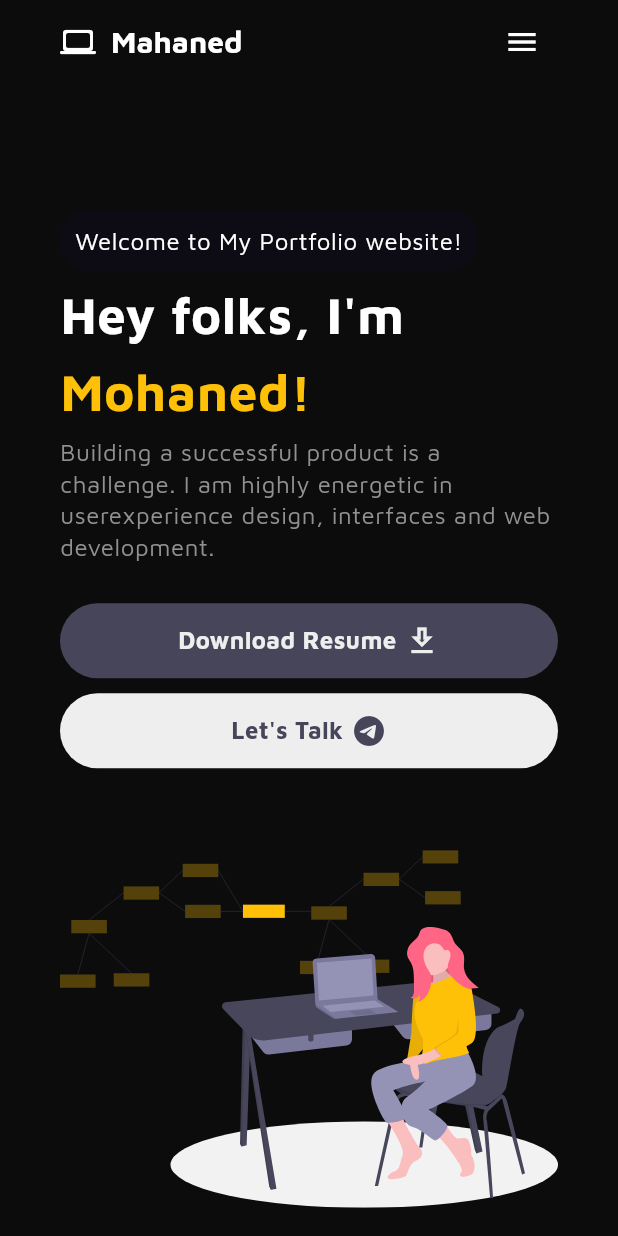
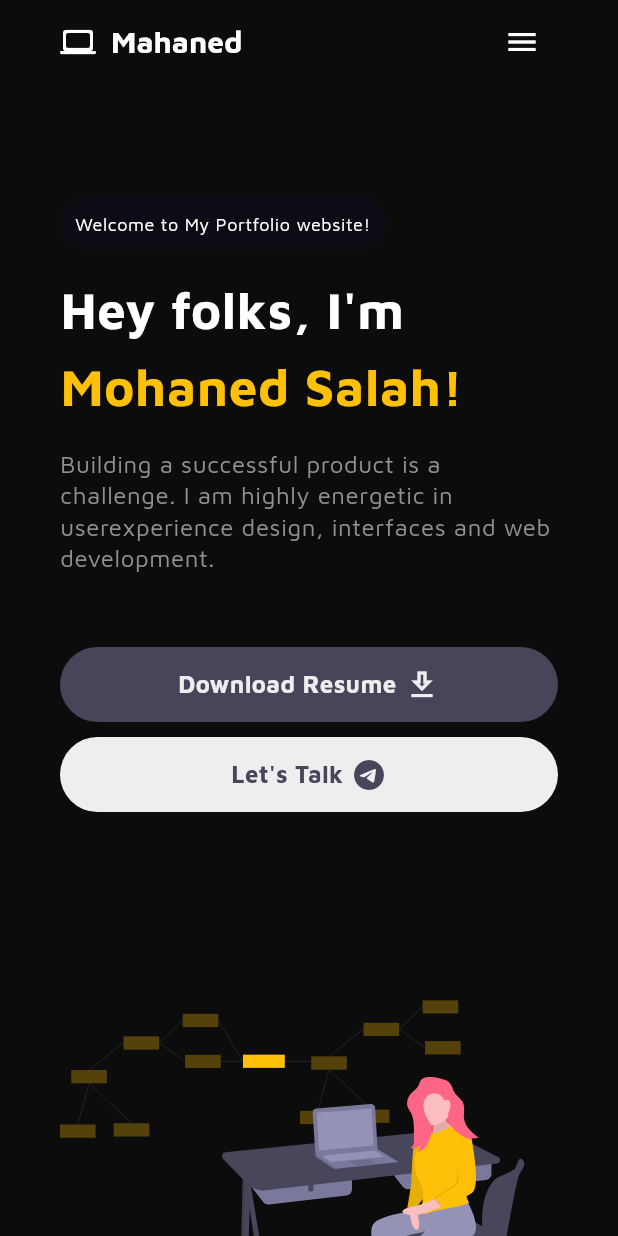
Before and after one commit to mohanedSalaheldin/my_portfolio, a Flutter app: the screen it shows after launch, in the side drawer, after a tap on the "menu" icon, on a phone screen of 412 x 824 dp. Run offline on Flutter 3.47's test engine with Material 3 defaults, Android fonts, the phone set to English and light mode, and no system bars; our stand-ins replace carousel_slider, flutter_svg, google_fonts, hexcolor, smooth_page_indicator.

Commit message:
Projects Section

```diff
--- a/lib/constants.dart
+++ b/lib/constants.dart
@@ -1 +1,11 @@
+import 'package:flutter/material.dart';
+
 const double appDefaultPadding = 20.0;
+
+List<Widget> projects = [
+  Image.asset('assets/images/project-image01.png'),
+  Image.asset('assets/images/project-image02.png'),
+  Image.asset('assets/images/project-image03.png'),
+  Image.asset('assets/images/project-image04.png'),
+  Image.asset('assets/images/project-image05.png'),
+];
--- a/lib/responsive.dart
+++ b/lib/responsive.dart
@@ -1,7 +1,7 @@
 import 'package:flutter/material.dart';
 
-class Responsive extends StatelessWidget {
-  const Responsive({
+class ResponsiveWidget extends StatelessWidget {
+  const ResponsiveWidget({
     super.key,
     required this.desktop,
     required this.mobile,
--- a/lib/screens/about_section.dart
+++ b/lib/screens/about_section.dart
@@ -3,6 +3,7 @@ import 'package:flutter_svg/svg.dart';
 import 'package:hexcolor/hexcolor.dart';
 import 'package:my_portfolio/constants.dart';
 import 'package:my_portfolio/responsive.dart';
+import 'package:my_portfolio/widgets/auto_slide_text.dart';
 import 'package:my_portfolio/widgets/defualt_app_button.dart';
 
 class AboutSection extends StatelessWidget {
@@ -12,26 +13,31 @@ class AboutSection extends StatelessWidget {
 
   @override
   Widget build(BuildContext context) {
-    return Responsive.isTablet(context)
+    return ResponsiveWidget.isTablet(context)
         ? const SizedBox(
             // height: 500,
             child: Column(
               children: [
                 FirstHalfWithTexts(),
-                SizedBox(height: appDefaultPadding),
+                SizedBox(height: appDefaultPadding * 4),
                 SecondHalfWithAvatar(),
               ],
             ),
           )
         : const Row(
-            mainAxisAlignment: MainAxisAlignment.center,
+            mainAxisAlignment: MainAxisAlignment.spaceBetween,
             children: [
-              Flexible(
+              Expanded(
+                flex: 1,
                 child: FirstHalfWithTexts(),
               ),
-              // SizedBox(width: appDefaultPadding / 2),
-              Flexible(
+              SizedBox(width: appDefaultPadding / 2),
+              Expanded(
+                flex: 1,
+                child: Align(
+                  alignment: Alignment.centerLeft,
                   child: SecondHalfWithAvatar(),
+                ),
               ),
             ],
           );
@@ -45,9 +51,28 @@ class SecondHalfWithAvatar extends StatelessWidget {
 
   @override
   Widget build(BuildContext context) {
-    return SizedBox(
+    return ResponsiveWidget.isMobile(context)
+        ? SizedBox(
+            // color: Colors.blueGrey,
+
+            height: 150,
+            child: SvgPicture.asset(
+              alignment: ResponsiveWidget.isTablet(context)
+                  ? Alignment.center
+                  : Alignment.centerRight,
+              fit: BoxFit.contain,
+              'assets/images/image.svg',
+              semanticsLabel: 'Acme Logo',
+            ),
+          )
+        : SizedBox(
+            // color: Colors.blueGrey,
+
             height: 300,
             child: SvgPicture.asset(
+              alignment: ResponsiveWidget.isTablet(context)
+                  ? Alignment.center
+                  : Alignment.centerRight,
               fit: BoxFit.contain,
               'assets/images/image.svg',
               semanticsLabel: 'Acme Logo',
@@ -63,8 +88,9 @@ class FirstHalfWithTexts extends StatelessWidget {
 
   @override
   Widget build(BuildContext context) {
+    double width = MediaQuery.of(context).size.width;
     return SizedBox(
-      height: 380,
+      height: ResponsiveWidget.isMobileLarge(context) ? 440 : 370,
       child: Column(
         mainAxisAlignment: MainAxisAlignment.spaceEvenly,
         crossAxisAlignment: CrossAxisAlignment.start,
@@ -77,10 +103,12 @@ class FirstHalfWithTexts extends StatelessWidget {
                 const EdgeInsets.symmetric(horizontal: 10.0, vertical: 10.0),
             child: Text(
               'Welcome to My Portfolio website!',
-              style: Theme.of(context).textTheme.bodySmall,
+              style: Theme.of(context).textTheme.bodySmall!.copyWith(
+                  fontSize:
+                      ResponsiveWidget.isMobileLarge(context) ? 12.0 : 16.0),
             ),
           ),
-          Responsive.isMobileLarge(context)
+          width < 1100
               ? Column(
                   mainAxisAlignment: MainAxisAlignment.start,
                   crossAxisAlignment: CrossAxisAlignment.start,
@@ -88,19 +116,12 @@ class FirstHalfWithTexts extends StatelessWidget {
                     Text(
                       'Hey folks, I\'m ',
                       style: Theme.of(context).textTheme.bodyLarge!.copyWith(
-                            fontSize:
-                                Responsive.isMobileLarge(context) ? 34.0 : 38.0,
+                            fontSize: ResponsiveWidget.isMobileLarge(context)
+                                ? 34.0
+                                : 38.0,
                           ),
                     ),
-                    Text(
-                      'Mohaned!',
-                      textAlign: TextAlign.start,
-                      style: Theme.of(context).textTheme.bodyLarge!.copyWith(
-                            color: HexColor('#ffc107'),
-                            fontSize:
-                                Responsive.isMobileLarge(context) ? 34.0 : 38.0,
-                          ),
-                    ),
+                    AutoSlideText(),
                   ],
                 )
               : Row(
@@ -113,19 +134,11 @@ class FirstHalfWithTexts extends StatelessWidget {
                             //     Responsive.isMobileLarge(context) ? 30.0 : 38.0,
                           ),
                     ),
-                    Text(
-                      'Mohaned!',
-                      style: Theme.of(context).textTheme.bodyLarge!.copyWith(
-                            color: HexColor('#ffc107'),
-                            fontSize: 36.0,
-                            // fontSize:
-                            //     Responsive.isMobileLarge(context) ? 30.0 : 38.0,
-                          ),
-                    ),
+                    AutoSlideText(),
                   ],
                 ),
           Text(
-            Responsive.isTablet(context)
+            ResponsiveWidget.isTablet(context)
                 ? 'Building a successful product is a challenge. I am highly energetic in userexperience design, interfaces and web development.'
                 : 'Building a successful product is a challenge. I am highly energetic in user experience design, interfaces and web development.',
             style: Theme.of(context).textTheme.bodySmall!.copyWith(
@@ -133,7 +146,7 @@ class FirstHalfWithTexts extends StatelessWidget {
                 ),
           ),
           const SizedBox(height: appDefaultPadding),
-          Responsive.isTablet(context)
+          ResponsiveWidget.isTablet(context)
               ? Column(
                   children: [
                     DefualtAppButton(
--- a/lib/screens/layout_screen.dart
+++ b/lib/screens/layout_screen.dart
@@ -1,3 +1,4 @@
+import 'package:carousel_slider/carousel_slider.dart';
 import 'package:flutter/material.dart';
 import 'package:flutter/rendering.dart';
 import 'package:flutter/widgets.dart';
@@ -5,10 +6,12 @@ import 'package:flutter_svg/svg.dart';
 import 'package:hexcolor/hexcolor.dart';
 import 'package:my_portfolio/constants.dart';
 import 'package:my_portfolio/responsive.dart';
+import 'package:my_portfolio/widgets/auto_slide_text.dart';
 import 'package:my_portfolio/widgets/defualt_app_button.dart';
 
 import '../widgets/hover_text_button.dart';
 import 'about_section.dart';
+import 'projects_section.dart';
 
 class LayoutScreen extends StatelessWidget {
   const LayoutScreen({super.key});
@@ -16,10 +19,11 @@ class LayoutScreen extends StatelessWidget {
   @override
   Widget build(BuildContext context) {
     return Scaffold(
-      drawer: Responsive.isTablet(context)
+      drawer: ResponsiveWidget.isTablet(context)
           ? const Drawer(
               child: Column(
                 children: [
+                  SizedBox(height: appDefaultPadding * 2),
                   HoverTextButton(text: 'About'),
                   SizedBox(height: appDefaultPadding * 2),
                   HoverTextButton(text: 'Projects'),
@@ -38,19 +42,34 @@ class LayoutScreen extends StatelessWidget {
             buildAppBar(context),
           ];
         },
-        body: SingleChildScrollView(
+        body: Container(
+          constraints: const BoxConstraints(maxWidth: 1440),
+          child: SingleChildScrollView(
             child: Padding(
               padding: EdgeInsets.symmetric(
-                horizontal: Responsive.isMobileLarge(context)
+                  horizontal: ResponsiveWidget.isTablet(context)
                       ? appDefaultPadding * 2
                       : appDefaultPadding * 4),
-            child: const Column(
+              child: Column(
                 mainAxisAlignment: MainAxisAlignment.start,
-              crossAxisAlignment: CrossAxisAlignment.start,
+                crossAxisAlignment: CrossAxisAlignment.center,
                 children: [
-                SizedBox(height: appDefaultPadding * 4),
-                AboutSection(),
+                  SizedBox(
+                      height: ResponsiveWidget.isMobileLarge(context)
+                          ? appDefaultPadding * 3
+                          : appDefaultPadding * 6),
+                  const AboutSection(),
+                  SizedBox(
+                      height: ResponsiveWidget.isMobileLarge(context)
+                          ? appDefaultPadding * 3
+                          : appDefaultPadding * 6),
+                  const ProjectsSection(),
+                  SizedBox(
+                      height: ResponsiveWidget.isMobileLarge(context)
+                          ? appDefaultPadding * 3
+                          : appDefaultPadding * 6),
                 ],
+              ),
             ),
           ),
         ),
@@ -61,11 +80,11 @@ class LayoutScreen extends StatelessWidget {
   SliverAppBar buildAppBar(BuildContext context) {
     return SliverAppBar(
       floating: true,
-      titleSpacing: Responsive.isMobileLarge(context)
+      titleSpacing: ResponsiveWidget.isMobileLarge(context)
           ? appDefaultPadding * 2
           : appDefaultPadding * 4,
       automaticallyImplyLeading: false,
-      actions: Responsive.isTablet(context)
+      actions: ResponsiveWidget.isTablet(context)
           ? [
               Builder(
                 builder: (context) {
@@ -78,7 +97,7 @@ class LayoutScreen extends StatelessWidget {
                 },
               ),
               SizedBox(
-                  width: Responsive.isMobileLarge(context)
+                  width: ResponsiveWidget.isMobileLarge(context)
                       ? appDefaultPadding * 2
                       : appDefaultPadding * 4),
             ]
@@ -93,17 +112,13 @@ class LayoutScreen extends StatelessWidget {
                   const SizedBox(width: appDefaultPadding * 2),
                   const HoverTextButton(text: 'Contact'),
                   SizedBox(
-                      width: Responsive.isMobileLarge(context)
+                      width: ResponsiveWidget.isMobileLarge(context)
                           ? appDefaultPadding * 2
                           : appDefaultPadding * 4),
                 ],
               ),
             ],
-      // centerTitle: Responsive.isTablet(context) ? true : false,
       title: const Row(
-        // mainAxisAlignment: Responsive.isTablet(context)
-        //     ? MainAxisAlignment.center
-        //     : MainAxisAlignment.start,
         children: [
           Icon(Icons.computer_rounded),
           SizedBox(width: appDefaultPadding / 2),
--- /dev/null
+++ b/lib/screens/projects_section.dart
@@ -0,0 +1,66 @@
+import 'package:carousel_slider/carousel_slider.dart';
+import 'package:flutter/material.dart';
+import 'package:hexcolor/hexcolor.dart';
+import 'package:my_portfolio/constants.dart';
+import 'package:my_portfolio/responsive.dart';
+import 'package:my_portfolio/widgets/projects_slider.dart';
+
+class ProjectsSection extends StatelessWidget {
+  const ProjectsSection({
+    super.key,
+  });
+
+  @override
+  Widget build(BuildContext context) {
+    return Column(
+      children: [
+        ResponsiveWidget(
+          desktop: Text(
+            'Things I have designed for digital\n media agencies',
+            textAlign: TextAlign.center,
+            style: Theme.of(context).textTheme.bodyLarge!.copyWith(
+                  color: HexColor('#ffffff'),
+                  fontSize: 38.0,
+                ),
+          ),
+          tablet: Text(
+            'Things I have designed for digital media agencies',
+            textAlign: TextAlign.center,
+            style: Theme.of(context).textTheme.bodyLarge!.copyWith(
+                  color: HexColor('#ffffff'),
+                  fontSize: 34.0,
+                ),
+          ),
+          mobile: Text(
+            'Things I have designed for digital media agencies',
+            textAlign: TextAlign.center,
+            style: Theme.of(context).textTheme.bodyLarge!.copyWith(
+                  color: HexColor('#ffffff'),
+                  fontSize: 22.0,
+                ),
+          ),
+        ),
+        CarouselWithIndicator(
+          items: projects,
+        ),
+        // CarouselSlider(
+        //   items: projects,
+
+        //   options: CarouselOptions(
+        //     height: Responsive.isTablet(context) ? null : 600,
+        //     viewportFraction: 2,
+        //     initialPage: 0,
+        //     enableInfiniteScroll: true,
+        //     reverse: false,
+        //     autoPlay: true,
+        //     autoPlayInterval: const Duration(seconds: 3),
+        //     autoPlayAnimationDuration: const Duration(milliseconds: 800),
+        //     autoPlayCurve: Curves.fastOutSlowIn,
+        //     enlargeCenterPage: true,
+        //     scrollDirection: Axis.horizontal,
+        //   ),
+        // ),
+      ],
+    );
+  }
+}
--- /dev/null
+++ b/lib/widgets/auto_slide_text.dart
@@ -0,0 +1,81 @@
+import 'package:flutter/material.dart';
+import 'package:hexcolor/hexcolor.dart';
+import 'package:my_portfolio/responsive.dart';
+
+class AutoSlideText extends StatefulWidget {
+  final List<String> texts = [
+    'Mohaned Salah!',
+    'Mobile Developer',
+    'Flutter Developer',
+  ];
+  final Duration duration;
+
+  AutoSlideText({
+    super.key,
+    // required this.texts,
+    this.duration = const Duration(milliseconds: 300),
+  });
+
+  @override
+  State<AutoSlideText> createState() => _AutoSlideTextState();
+}
+
+class _AutoSlideTextState extends State<AutoSlideText>
+    with SingleTickerProviderStateMixin {
+  late AnimationController _controller;
+  late Animation<Offset> _offsetAnimation;
+  late Animation<double> _fadeAnimation;
+
+  int _currentIndex = 0;
+
+  @override
+  void initState() {
+    super.initState();
+    _controller = AnimationController(
+      vsync: this,
+      duration: widget.duration,
+    );
+
+    _offsetAnimation =
+        Tween<Offset>(begin: const Offset(0, .2), end: const Offset(0, 0))
+            .animate(_controller);
+    _fadeAnimation = Tween<double>(begin: 0.0, end: 1.0).animate(_controller);
+
+    _controller.forward();
+    _controller.addStatusListener((status) {
+      if (status == AnimationStatus.completed) {
+        Future.delayed(const Duration(seconds: 2), () {
+          _controller.reverse().then((_) {
+            setState(() {
+              _currentIndex = (_currentIndex + 1) % widget.texts.length;
+            });
+            _controller.forward();
+          });
+        });
+      }
+    });
+  }
+
+  @override
+  void dispose() {
+    _controller.dispose();
+    super.dispose();
+  }
+
+  @override
+  Widget build(BuildContext context) {
+    return SlideTransition(
+      position: _offsetAnimation,
+      child: FadeTransition(
+        opacity: _fadeAnimation,
+        child: Text(
+          widget.texts[_currentIndex],
+          style: Theme.of(context).textTheme.bodyLarge!.copyWith(
+                color: HexColor('#ffc107'),
+                fontSize: ResponsiveWidget.isMobileLarge(context) ? 34.0 : 36.0,
+              ),
+        ),
+      ),
+    );
+  }
+}
--- /dev/null
+++ b/lib/widgets/projects_slider.dart
@@ -0,0 +1,80 @@
+import 'package:carousel_slider/carousel_slider.dart';
+import 'package:flutter/material.dart';
+import 'package:my_portfolio/responsive.dart';
+import 'package:smooth_page_indicator/smooth_page_indicator.dart';
+
+class CarouselWithIndicator extends StatefulWidget {
+  final List<Widget> items;
+
+  const CarouselWithIndicator({super.key, required this.items});
+
+  @override
+  State<CarouselWithIndicator> createState() => _CarouselWithIndicatorState();
+}
+
+class _CarouselWithIndicatorState extends State<CarouselWithIndicator> {
+  int _current = 0;
+  final CarouselController _controller = CarouselController();
+
+  @override
+  Widget build(BuildContext context) {
+    return Column(
+      mainAxisAlignment: MainAxisAlignment.center,
+      children: [
+        CarouselSlider(
+          items: widget.items.map((item) {
+            return Builder(
+              builder: (BuildContext context) {
+                return SizedBox(
+                  width: MediaQuery.of(context).size.width,
+                  height: ResponsiveWidget.isMobile(context) ? 200 : 600,
+                  child: item,
+                );
+              },
+            );
+          }).toList(),
+          carouselController: _controller,
+          options: CarouselOptions(
+            // height: Responsive.isTablet(context) ? null : 600,
+            viewportFraction: 1.0, // Each item takes up the entire width
+            initialPage: 0,
+            enableInfiniteScroll: true,
+            reverse: false,
+            autoPlay: false,
+            autoPlayInterval: const Duration(seconds: 3),
+            autoPlayAnimationDuration: const Duration(milliseconds: 800),
+            autoPlayCurve: Curves.fastOutSlowIn,
+            enlargeCenterPage: false, // Disable the enlarging effect
+            scrollDirection: Axis.horizontal,
+            onPageChanged: (index, reason) {
+              setState(() {
+                _current = index;
+              });
+            },
+          ),
+        ),
+        const SizedBox(height: 16),
+        AnimatedSmoothIndicator(
+          activeIndex: _current,
+          count: widget.items.length,
+          effect: ScrollingDotsEffect(
+            dotWidth: 8.0,
+            dotHeight: 8.0,
+            activeDotColor: Theme.of(context).primaryColor,
+            dotColor: Colors.grey,
+          ),
+          onDotClicked: (index) {
+            _controller.animateToPage(index);
+          },
+        ),
+      ],
+    );
+  }
+}
+
+class Responsive {
+  static bool isTablet(BuildContext context) {
+    final size = MediaQuery.of(context).size;
+    return size.width > 600 && size.width < 1200;
+  }
+}
--- a/pubspec.yaml
+++ b/pubspec.yaml
@@ -28,6 +28,7 @@ environment:
 # the latest version available on pub.dev. To see which dependencies have newer
 # versions available, run `flutter pub outdated`.
 dependencies:
+  carousel_slider: ^4.2.1
   cupertino_icons: ^1.0.6
   flutter:
     sdk: flutter
@@ -35,6 +36,7 @@ dependencies:
   gap: ^3.0.1
   google_fonts: ^6.2.1
   hexcolor: ^3.0.1
+  smooth_page_indicator: ^1.2.0+3
 
 dev_dependencies:
   flutter_lints: ^3.0.0
```
Also changed, not shown: assets/images/project-image01.png (added), assets/images/project-image02.png (added), assets/images/project-image03.png (added), assets/images/project-image04.png (added), assets/images/project-image05.png (added), pubspec.lock. Lines whose indentation alone changed are shown as unchanged.
